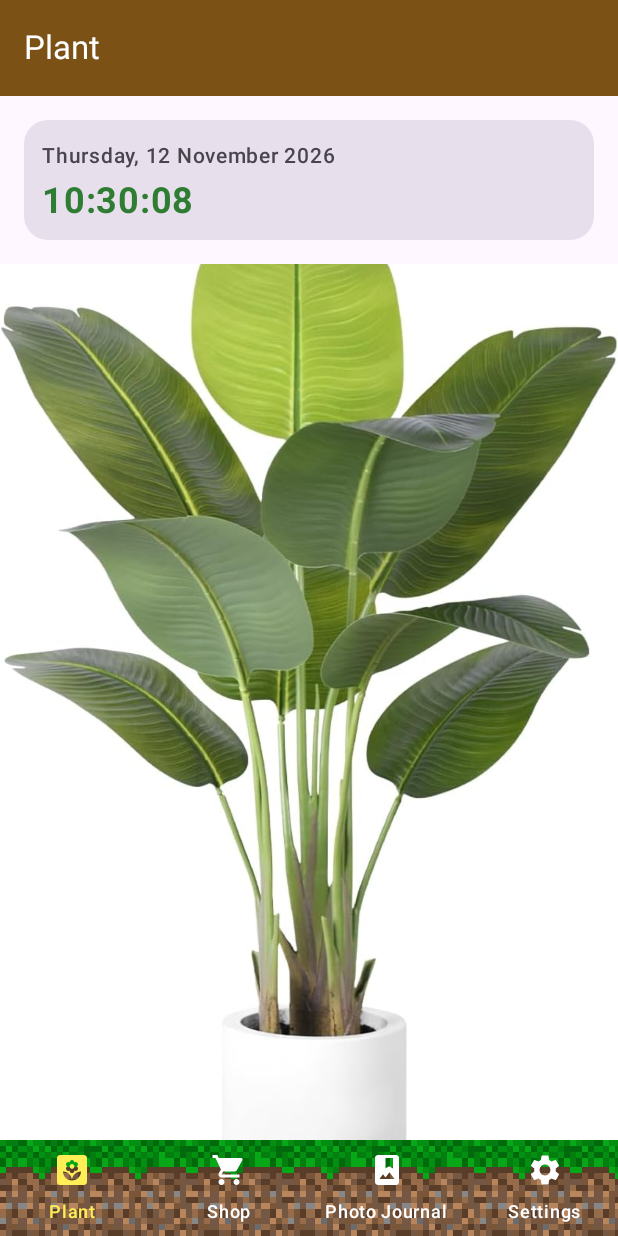
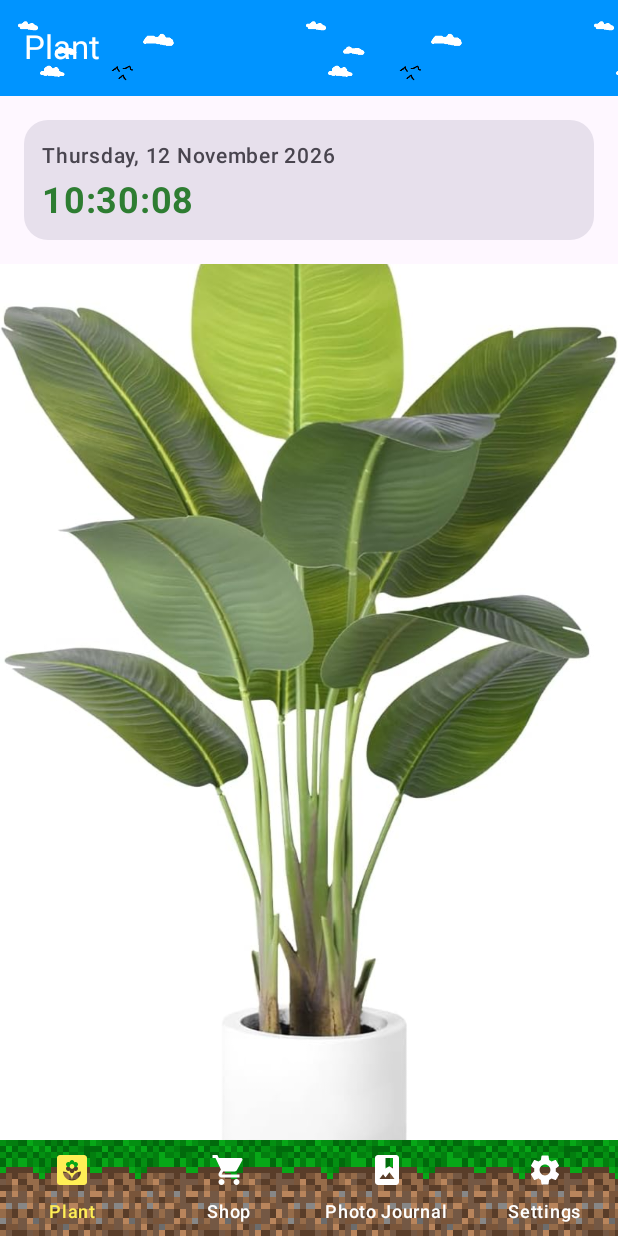
Before and after one commit to Silviu-Sri/Android-Project-3144757, an Android app built with Jetpack Compose: the screen it shows after launch (MainActivity), on a phone screen of 412 x 824 dp. Run offline under Robolectric (Android 15) with nearby library versions, the phone set to English and light mode, and no system bars.

Commit message:
Added a cute sky as top nav

```diff
--- a/app/src/main/java/com/griffith/androidproject_3144757/MainActivity.kt
+++ b/app/src/main/java/com/griffith/androidproject_3144757/MainActivity.kt
@@ -16,6 +16,7 @@ import androidx.compose.foundation.layout.Box
 import androidx.compose.foundation.layout.asPaddingValues
 import androidx.compose.foundation.layout.height
 import androidx.compose.foundation.layout.fillMaxSize
+import androidx.compose.foundation.layout.fillMaxWidth
 import androidx.compose.foundation.layout.padding
 import androidx.compose.material3.Icon
 import androidx.compose.material3.MaterialTheme
@@ -104,6 +105,14 @@ fun MainScreen(onLanguageChange: (String) -> Unit) {
         dirtBitmap.asImageBitmap()
     }
 
+    val skyBitmaps = remember {
+        listOf(
+            BitmapFactory.decodeResource(context.resources, R.drawable.sky_1),
+            BitmapFactory.decodeResource(context.resources, R.drawable.sky_2),
+            BitmapFactory.decodeResource(context.resources, R.drawable.sky_3)
+        ).map { it.asImageBitmap() }
+    }
+
     val titles = listOf(
         stringResource(R.string.plant),
         stringResource(R.string.shop),
@@ -119,12 +128,37 @@ fun MainScreen(onLanguageChange: (String) -> Unit) {
 
     Scaffold(
         topBar = {
-            TopAppBar(
-                title = { Text(titles[selectedTab], color = MaterialTheme.colorScheme.onTertiary) },
-                colors = TopAppBarDefaults.topAppBarColors(
-                    containerColor = MaterialTheme.colorScheme.tertiary
+            Box(
+                modifier = Modifier
+                    .fillMaxWidth()
+                    .drawBehind {
+                        val canvasHeight = size.height
+                        val canvasWidth = size.width
+                        var currentX = 0f
+                        var index = 0
+                        while (currentX < canvasWidth && skyBitmaps.isNotEmpty()) {
+                            val bmp = skyBitmaps[index % skyBitmaps.size]
+                            if (bmp.height > 0) {
+                                val scale = canvasHeight / bmp.height
+                                val scaledWidth = bmp.width * scale
+                                drawImage(
+                                    image = bmp,
+                                    dstOffset = IntOffset(currentX.toInt(), 0),
+                                    dstSize = IntSize(scaledWidth.toInt(), canvasHeight.toInt())
+                                )
+                                currentX += scaledWidth
+                            }
+                            index++
+                        }
+                    }
+            ) {
+                TopAppBar(
+                    title = { Text(titles[selectedTab], color = Color.White) },
+                    colors = TopAppBarDefaults.topAppBarColors(
+                        containerColor = Color.Transparent
+                    )
                 )
-            )
+            }
         },
         bottomBar = {
             NavigationBar(
```
Also changed, not shown: app/src/main/res/drawable/sky_1.png (added), app/src/main/res/drawable/sky_2.png (added), app/src/main/res/drawable/sky_3.png (added).
